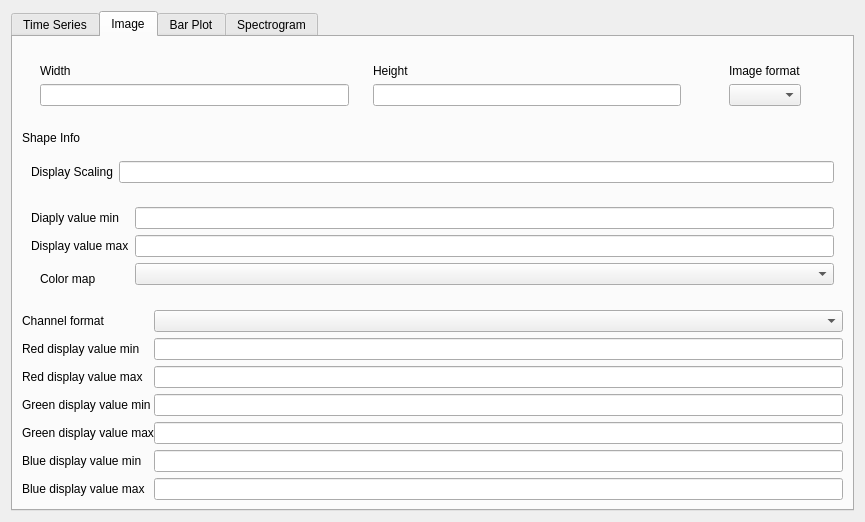
This is rena/ui/OptionsWindowPlotFormatWidget.ui in PhysioLabXR/PhysioLabXR-Community as Qt 5 draws it before an edit. The edited form follows.
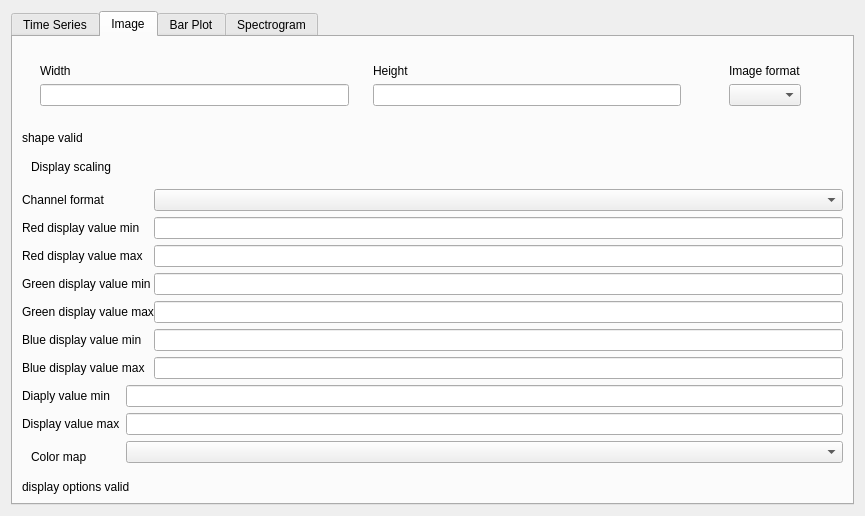
This is the edited form.

Commit message: remove original recording file at the end of replay test; update splash screen; add label for invalid image vmax & vmin; add display scaling

```diff
--- a/rena/ui/OptionsWindowPlotFormatWidget.ui
+++ b/rena/ui/OptionsWindowPlotFormatWidget.ui
@@ -111,8 +111,14 @@
        </item>
        <item>
         <widget class="QLabel" name="imageFormatInfoLabel">
+         <property name="sizePolicy">
+          <sizepolicy hsizetype="Minimum" vsizetype="Minimum">
+           <horstretch>0</horstretch>
+           <verstretch>0</verstretch>
+          </sizepolicy>
+         </property>
          <property name="text">
-          <string>Shape Info</string>
+          <string>shape valid</string>
          </property>
         </widget>
        </item>
@@ -137,56 +143,8 @@
              <item>
               <widget class="QLabel" name="label_4">
                <property name="text">
-                <string>Display Scaling</string>
+                <string>Display scaling</string>
                </property>
-              </widget>
-             </item>
-             <item>
-              <widget class="QLineEdit" name="imageScalingFactorLineEdit"/>
-             </item>
-            </layout>
-           </widget>
-          </item>
-          <item>
-           <widget class="QWidget" name="pixelmap_display_options" native="true">
-            <layout class="QFormLayout" name="formLayout">
-             <item row="1" column="0">
-              <widget class="QLabel" name="label_16">
-               <property name="text">
-                <string>Display value max</string>
-               </property>
-              </widget>
-             </item>
-             <item row="0" column="0">
-              <widget class="QLabel" name="label_2">
-               <property name="text">
-                <string>Diaply value min</string>
-               </property>
-              </widget>
-             </item>
-             <item row="0" column="1">
-              <widget class="QLineEdit" name="image_level_min_line_edit"/>
-             </item>
-             <item row="1" column="1">
-              <widget class="QLineEdit" name="image_level_max_line_edit"/>
-             </item>
-             <item row="2" column="0">
-              <widget class="QWidget" name="ColormapWidget" native="true">
-               <layout class="QHBoxLayout" name="horizontalLayout_3">
-                <item>
-                 <widget class="QLabel" name="label">
-                  <property name="text">
-                   <string>Color map</string>
-                  </property>
-                 </widget>
-                </item>
-               </layout>
-              </widget>
-             </item>
-             <item row="2" column="1">
-              <widget class="QComboBox" name="combobox_image_cmap"/>
-             </item>
-            </layout>
            </widget>
           </item>
          </layout>
@@ -281,6 +239,70 @@
            <widget class="QComboBox" name="channelFormatCombobox"/>
           </item>
          </layout>
+           </widget>
+          </item>
+          <item>
+           <widget class="QWidget" name="pixelmap_display_options" native="true">
+            <layout class="QFormLayout" name="formLayout">
+             <property name="leftMargin">
+              <number>0</number>
+             </property>
+             <property name="topMargin">
+              <number>0</number>
+             </property>
+             <property name="rightMargin">
+              <number>0</number>
+             </property>
+             <property name="bottomMargin">
+              <number>0</number>
+             </property>
+             <item row="1" column="0">
+              <widget class="QLabel" name="label_16">
+               <property name="text">
+                <string>Display value max</string>
+               </property>
+              </widget>
+             </item>
+             <item row="0" column="0">
+              <widget class="QLabel" name="label_2">
+               <property name="text">
+                <string>Diaply value min</string>
+               </property>
+              </widget>
+             </item>
+             <item row="0" column="1">
+              <widget class="QLineEdit" name="image_level_min_line_edit"/>
+             </item>
+             <item row="1" column="1">
+              <widget class="QLineEdit" name="image_level_max_line_edit"/>
+             </item>
+             <item row="2" column="0">
+              <widget class="QWidget" name="ColormapWidget" native="true">
+               <layout class="QHBoxLayout" name="horizontalLayout_3">
+                <item>
+                 <widget class="QLabel" name="label">
+                  <property name="text">
+                   <string>Color map</string>
+                  </property>
+                 </widget>
+                </item>
+               </layout>
+              </widget>
+             </item>
+             <item row="2" column="1">
+              <widget class="QComboBox" name="combobox_image_cmap"/>
+             </item>
+            </layout>
+           </widget>
+          </item>
+         </layout>
+        </widget>
+       </item>
+       <item>
+        <widget class="QLabel" name="display_options_valid_label">
+         <property name="text">
+          <string>display options valid</string>
+         </property>
         </widget>
        </item>
       </layout>
```
Left out of the diff: 4 changed lines with no effect on the pictures. Lines whose indentation alone changed are shown as unchanged. The commit also changes 17 other files.
